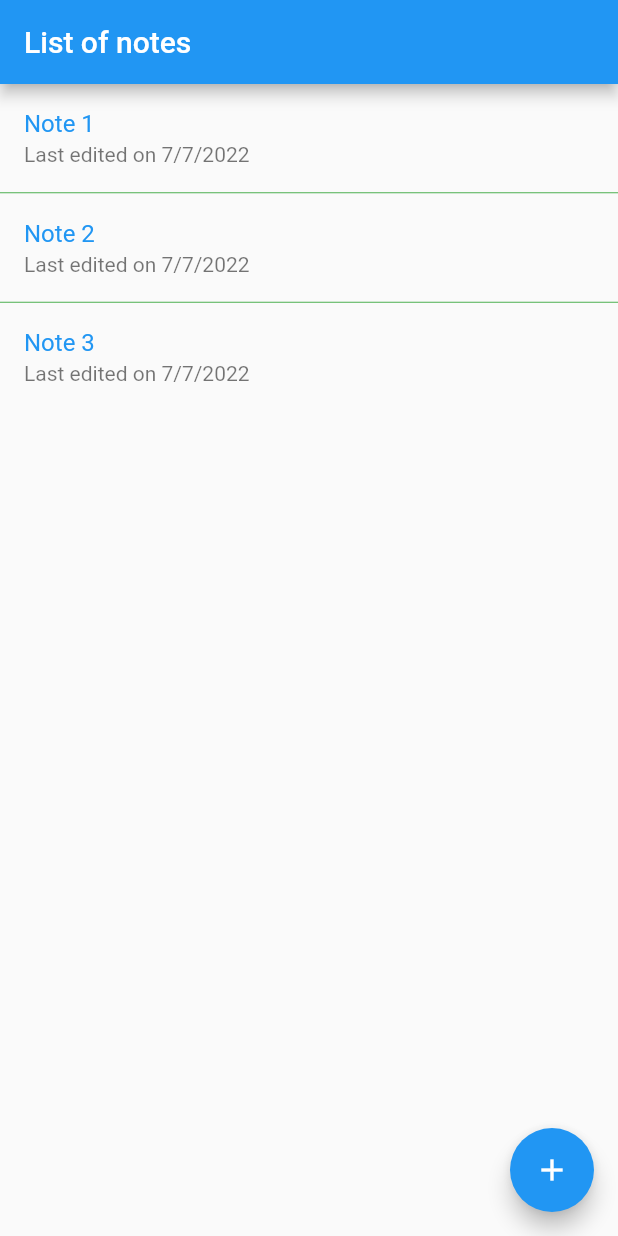
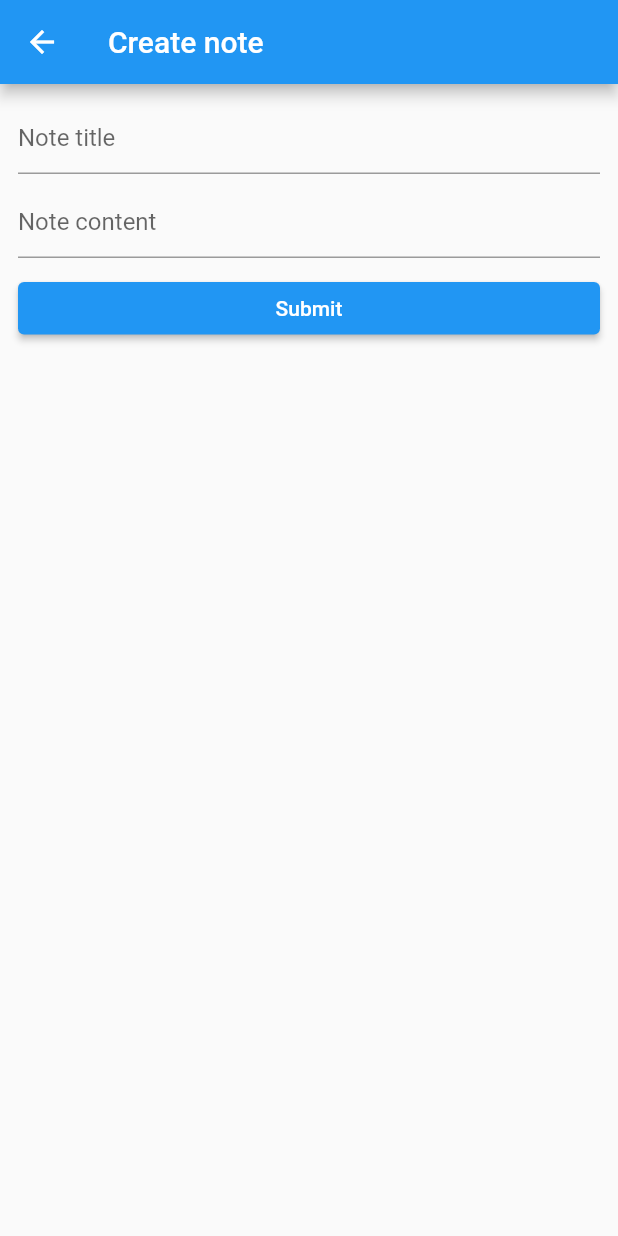
Before and after one commit to kiantwo/notes_api, a Flutter app: the screen it shows after launch, after a tap on the "add" icon, on a phone screen of 412 x 824 dp. Run offline on Flutter 3.47's test engine with Material 2 defaults, Android fonts, the phone set to English and light mode, and no system bars.

Commit message:
Add initial Note Modify view

```diff
--- a/lib/views/note_list.dart
+++ b/lib/views/note_list.dart
@@ -1,4 +1,5 @@
 import 'package:flutter/material.dart';
+import 'package:notes_api/views/note_modify.dart';
 
 import '../models/note_for_listing.dart';
 
@@ -35,7 +36,13 @@ class NoteList extends StatelessWidget {
     return Scaffold(
       appBar: AppBar(title: const Text('List of notes')),
       floatingActionButton: FloatingActionButton(
-        onPressed: () {},
+        onPressed: () {
+          Navigator.of(context).push(
+            MaterialPageRoute(
+              builder: (_) => const NoteModify(),
+            ),
+          );
+        },
         child: const Icon(Icons.add),
       ),
       body: ListView.separated(
@@ -47,7 +54,8 @@ class NoteList extends StatelessWidget {
               notes[index].noteTitle!,
               style: TextStyle(color: Theme.of(context).primaryColor),
             ),
-            subtitle: Text('Last edited on ${formatDateTime(notes[index].latestEditDateTime!)}'),
+            subtitle: Text(
+                'Last edited on ${formatDateTime(notes[index].latestEditDateTime!)}'),
           );
         },
         itemCount: notes.length,
--- /dev/null
+++ b/lib/views/note_modify.dart
@@ -0,0 +1,37 @@
+import 'package:flutter/material.dart';
+
+class NoteModify extends StatelessWidget {
+  const NoteModify({Key? key}) : super(key: key);
+
+  @override
+  Widget build(BuildContext context) {
+    return Scaffold(
+      appBar: AppBar(title: const Text('Create note')),
+      body: Padding(
+        padding: const EdgeInsets.all(12.0),
+        child: Column(
+          children: <Widget>[
+            const TextField(
+              decoration: InputDecoration(hintText: 'Note title'),
+            ),
+            Container(height: 8),
+            const TextField(
+              decoration: InputDecoration(hintText: 'Note content'),
+            ),
+            Container(height: 16),
+            SizedBox(
+              width: double.infinity,
+              height: 35,
+              child: ElevatedButton(
+                child: const Text('Submit'),
+                onPressed: () {
+                  Navigator.of(context).pop();
+                },
+              ),
+            )
+          ],
+        ),
+      ),
+    );
+  }
+}
```
